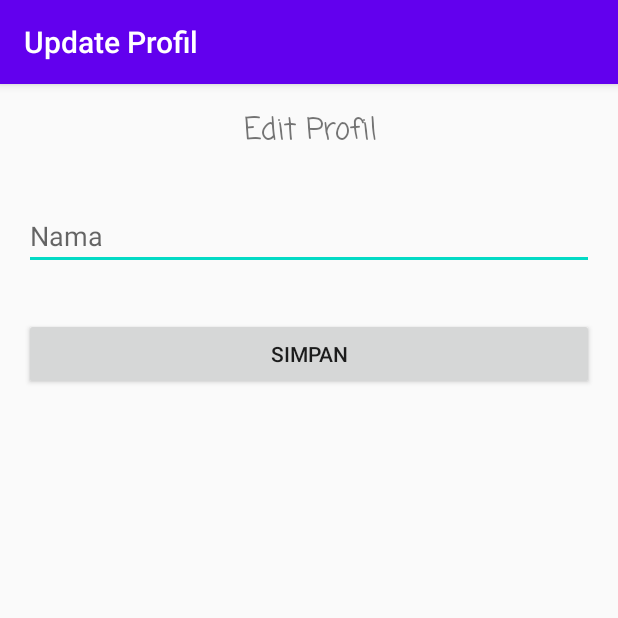
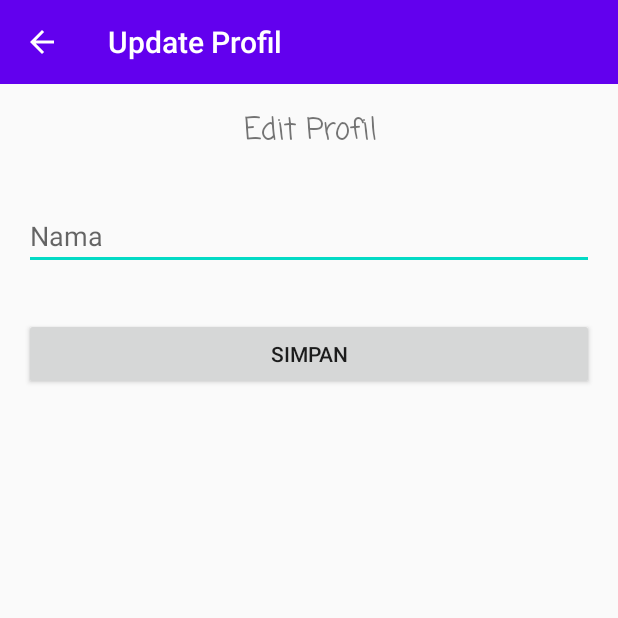
Before and after one commit to rfqgal/SMKCoding-Project-1, an Android app: the ProfilActivity screen opened directly, with no data from a screen before it, after a tap on "EDIT NAMA", on a phone screen of 412 x 824 dp, the top half of it. Run offline under Robolectric (Android 15) with nearby library versions, the phone set to English and light mode, and no system bars.

Commit message:
SMK Coding Challenge 1
Update pengerjaan challenge 1

```diff
--- a/app/build.gradle
+++ b/app/build.gradle
@@ -30,6 +30,7 @@ dependencies {
     implementation "org.jetbrains.kotlin:kotlin-stdlib-jdk7:$kotlin_version"
     implementation 'androidx.appcompat:appcompat:1.1.0'
     implementation 'androidx.core:core-ktx:1.2.0'
+    implementation 'de.hdodenhof:circleimageview:3.0.0'
     implementation 'androidx.constraintlayout:constraintlayout:1.1.3'
     testImplementation 'junit:junit:4.12'
     androidTestImplementation 'androidx.test.ext:junit:1.1.1'
--- a/app/src/main/java/com/example/smkcodingproject1/ProfilActivity.kt
+++ b/app/src/main/java/com/example/smkcodingproject1/ProfilActivity.kt
@@ -5,6 +5,8 @@ import android.content.Intent
 import android.net.Uri
 import androidx.appcompat.app.AppCompatActivity
 import android.os.Bundle
+import android.view.Menu
+import android.view.MenuItem
 import android.widget.Toast
 import kotlinx.android.synthetic.main.activity_profil.*
 
@@ -72,4 +74,23 @@ class ProfilActivity : AppCompatActivity() {
             startActivity(intent)
         }
     }
+
+    override fun onCreateOptionsMenu(menu: Menu?): Boolean {
+        menuInflater.inflate(R.menu.menu_profil, menu)
+        return super.onCreateOptionsMenu(menu)
+    }
+
+    override fun onOptionsItemSelected(item: MenuItem): Boolean {
+        menu(item.itemId)
+        return super.onOptionsItemSelected(item)
+    }
+
+    private fun menu(itemId: Int) {
+        if (itemId == R.id.aboutMe) {
+            val intent = Intent(this, AboutActivity::class.java)
+            startActivity(intent)
+        } else if (itemId == R.id.logout) {
+            finish()
+        }
+    }
 }
--- a/app/src/main/java/com/example/smkcodingproject1/UpdateActivity.kt
+++ b/app/src/main/java/com/example/smkcodingproject1/UpdateActivity.kt
@@ -4,6 +4,8 @@ import android.app.Activity
 import android.content.Intent
 import androidx.appcompat.app.AppCompatActivity
 import android.os.Bundle
+import android.view.Menu
+import android.view.MenuItem
 import kotlinx.android.synthetic.main.activity_update.*
 
 class UpdateActivity : AppCompatActivity() {
@@ -11,7 +13,10 @@ class UpdateActivity : AppCompatActivity() {
     override fun onCreate(savedInstanceState: Bundle?) {
         super.onCreate(savedInstanceState)
         setContentView(R.layout.activity_update)
-        setTitle("Update Profil")
+
+        toolbar.setNavigationIcon(R.drawable.ic_arrow_back_white_24dp)
+        toolbar.setNavigationOnClickListener { finish() }
+        toolbar.setTitle("Update Profil")
 
         val intentData = intent.extras
         val name = intentData?.getString("name")
@@ -27,7 +32,7 @@ class UpdateActivity : AppCompatActivity() {
             val result = Intent()
             result.putExtra("name", edtName)
             setResult(Activity.RESULT_OK, result)
-        } else{
+        } else {
             setResult(Activity.RESULT_CANCELED)
         }
         finish()
--- /dev/null
+++ b/app/src/main/res/drawable/ic_arrow_back_white_24dp.xml
@@ -0,0 +1,5 @@
+<vector android:height="24dp" android:tint="#FFFFFF"
+    android:viewportHeight="24.0" android:viewportWidth="24.0"
+    android:width="24dp" xmlns:android="http://schemas.android.com/apk/res/android">
+    <path android:fillColor="#FF000000" android:pathData="M20,11H7.83l5.59,-5.59L12,4l-8,8 8,8 1.41,-1.41L7.83,13H20v-2z"/>
+</vector>
--- a/app/src/main/res/layout/activity_profil.xml
+++ b/app/src/main/res/layout/activity_profil.xml
@@ -22,7 +22,7 @@
             android:fontFamily="casual"
             android:textStyle="bold" />
 
-        <ImageView
+        <de.hdodenhof.circleimageview.CircleImageView
             android:id="@+id/imgPhoto"
             android:layout_width="100dp"
             android:layout_height="100dp"
--- a/app/src/main/res/layout/activity_update.xml
+++ b/app/src/main/res/layout/activity_update.xml
@@ -6,6 +6,13 @@
     android:layout_height="match_parent"
     android:orientation="vertical"
     tools:context=".UpdateActivity">
+
+    <androidx.appcompat.widget.Toolbar
+        android:id="@+id/toolbar"
+        android:layout_width="match_parent"
+        android:layout_height="wrap_content"
+        android:background="@color/colorPrimary"
+        app:titleTextColor="#FFF" />
 
     <TextView
         android:layout_width="match_parent"
--- /dev/null
+++ b/app/src/main/res/menu/menu_profil.xml
@@ -0,0 +1,13 @@
+<?xml version="1.0" encoding="utf-8"?>
+<menu xmlns:android="http://schemas.android.com/apk/res/android"
+    xmlns:app="http://schemas.android.com/apk/res-auto">
+
+    <item
+        android:id="@+id/aboutMe"
+        android:title="About Me"
+        app:showAsAction="never" />
+    <item
+        android:id="@+id/logout"
+        android:title="Log out"
+        app:showAsAction="never" />
+</menu>
--- a/app/src/main/res/values/styles.xml
+++ b/app/src/main/res/values/styles.xml
@@ -8,4 +8,11 @@
         <item name="colorAccent">@color/colorAccent</item>
     </style>
 
+    <style name="MyTheme" parent="Theme.AppCompat.Light.NoActionBar">
+        <!-- Customize your theme here. -->
+        <item name="colorPrimary">@color/colorPrimary</item>
+        <item name="colorPrimaryDark">@color/colorPrimaryDark</item>
+        <item name="colorAccent">@color/colorAccent</item>
+    </style>
+
 </resources>
```
Also changed, not shown: app/src/main/AndroidManifest.xml (+6 -1 lines), app/src/main/java/com/example/smkcodingproject1/AboutActivity.kt (added, +16 -0 lines), app/src/main/java/com/example/smkcodingproject1/MainActivity.kt (+21 -0 lines), app/src/main/res/layout/activity_about.xml (added, +151 -0 lines), app/src/main/res/layout/activity_main.xml (+5 -3 lines), app/src/main/res/menu/menu_main.xml (added, +13 -0 lines).
